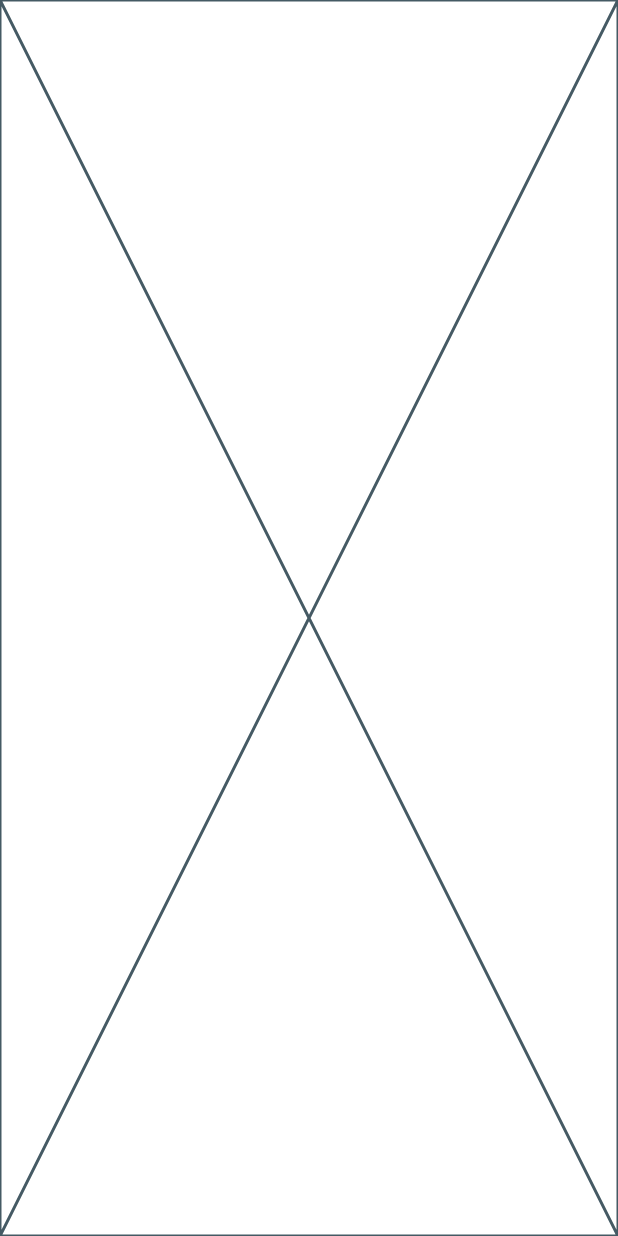
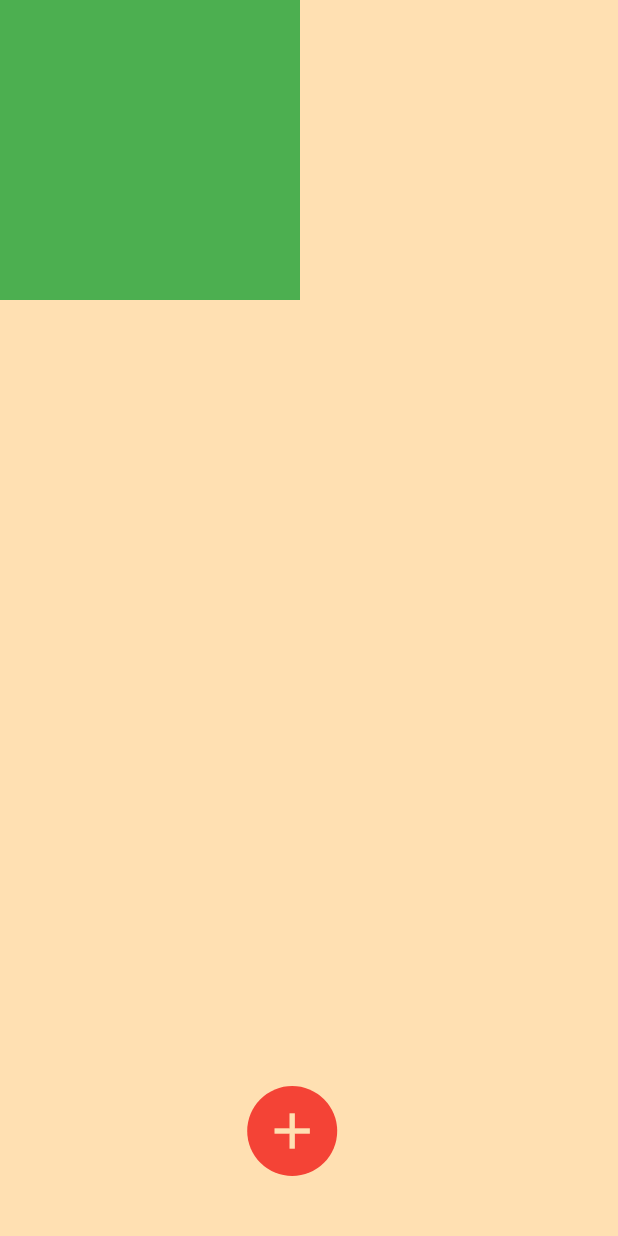
Before and after one commit to Roshan-Barkane/flutter_widgets_of_the_day, a Flutter app: the screen it shows after launch, on a phone screen of 412 x 824 dp. Run offline on Flutter 3.47's test engine with Material 3 defaults, Android fonts, the phone set to English and light mode, and no system bars.

Commit message:
used positioned widget

```diff
--- a/lib/pages/positioned.dart
+++ b/lib/pages/positioned.dart
@@ -5,6 +5,37 @@ class PositionWidget extends StatelessWidget {
 
   @override
   Widget build(BuildContext context) {
-    return const Placeholder();
+    return Scaffold(
+      body: SafeArea(
+        child: Container(
+          height: double.infinity,
+          width: double.infinity,
+          color: Colors.orange.shade100,
+          child: Stack(
+            children: [
+              Container(height: 200, width: 200, color: Colors.yellow),
+              Container(height: 200, width: 200, color: Colors.blue),
+              Positioned(
+                  bottom: 40,
+                  left: MediaQuery.of(context).size.width / 2.5,
+                  child: Container(
+                    height: 60,
+                    width: 60,
+                    decoration: BoxDecoration(
+                        color: Colors.red,
+                        borderRadius: BorderRadius.circular(30)),
+                    child: Icon(
+                      Icons.add,
+                      size: 40,
+                      color: Colors.orange.shade100,
+                    ),
+                  )),
+              Container(height: 200, width: 200, color: Colors.black),
+              Container(height: 200, width: 200, color: Colors.green),
+            ],
+          ),
+        ),
+      ),
+    );
   }
 }
```
